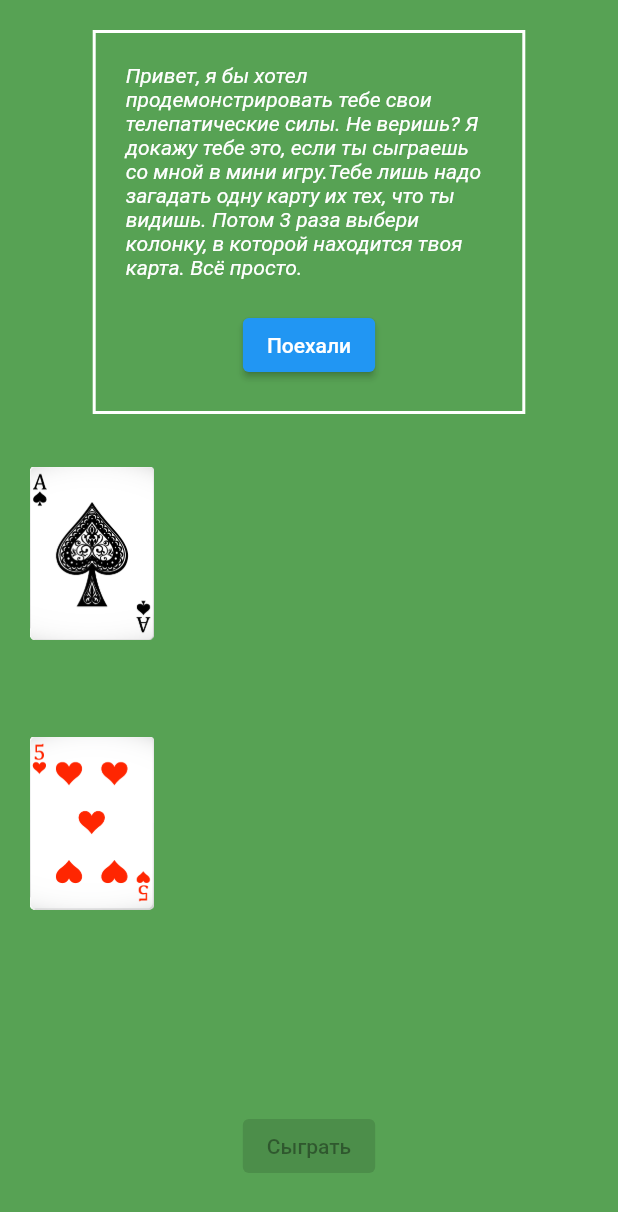
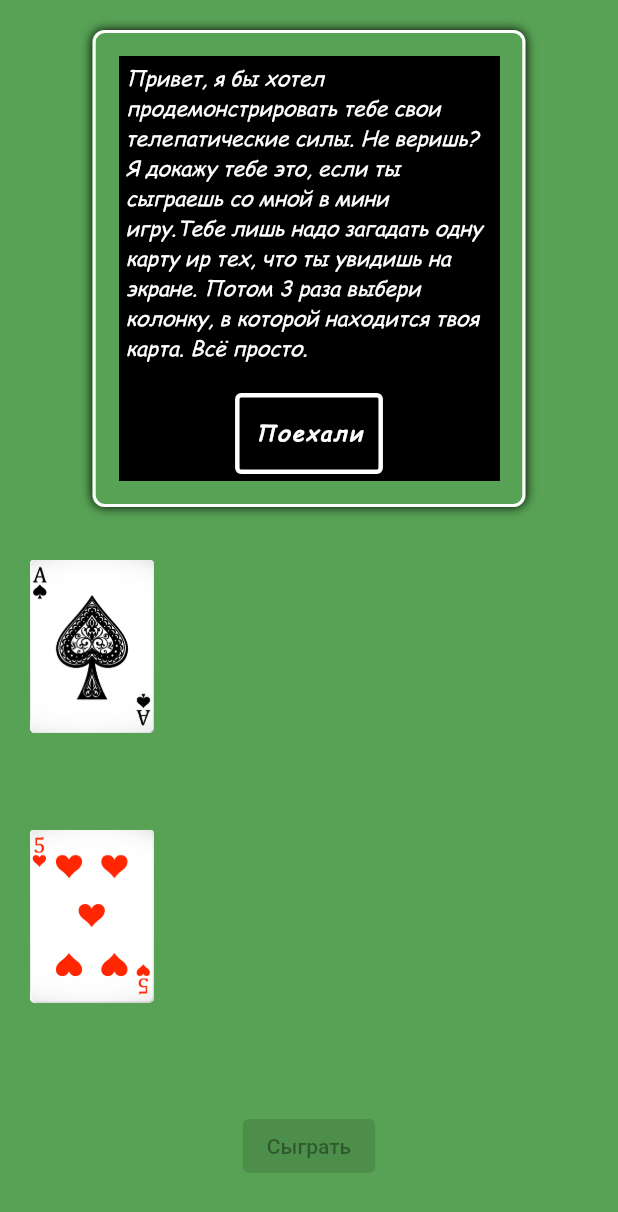
Before and after one commit to QQOld/cardfocus_practice, a Flutter app: the screen it shows after launch, on a phone screen of 412 x 824 dp. Shown: the top 1212 px of the screen. Run offline on Flutter 3.47's test engine with Material 2 defaults, Android fonts, the light colour scheme and no system bars.

Commit message:
Стилизация приветственного блока

```diff
--- a/lib/main.dart
+++ b/lib/main.dart
@@ -329,7 +329,15 @@ class _CardsDisplayState extends State<CardsDisplay>
                         padding: const EdgeInsets.all(20),
                         margin: const EdgeInsets.only(bottom: 35),
                         decoration: BoxDecoration(
-                            border: Border.all(color: Colors.white, width: 2)),
+                          border: Border.all(color: Colors.white, width: 2),
+                          borderRadius: BorderRadius.circular(8),
+                          boxShadow: const [
+                            BoxShadow(
+                                color: Colors.black,
+                                blurRadius: 5,
+                                blurStyle: BlurStyle.outer)
+                          ],
+                        ),
                         child: Column(
                           mainAxisSize: MainAxisSize.min,
                           children: [
@@ -337,9 +345,10 @@ class _CardsDisplayState extends State<CardsDisplay>
                               margin: const EdgeInsets.only(bottom: 20),
                               child: Text(
                                   "Привет, я бы хотел продемонстрировать тебе свои телепатические силы. Не веришь? Я докажу тебе это, если ты сыграешь со мной в мини игру."
-                                  "Тебе лишь надо загадать одну карту их тех, что ты видишь. Потом 3 раза выбери колонку, в которой находится твоя карта. Всё просто.",
+                                  "Тебе лишь надо загадать одну карту иp тех, что ты увидишь на экране. Потом 3 раза выбери колонку, в которой находится твоя карта. Всё просто.",
                                   style: TextStyle(
                                       color: Colors.white,
+                                      fontFamily: 'ComicSansMS',
                                       fontStyle: FontStyle.italic,
                                       fontSize:
                                           MediaQuery.of(context).size.height <
@@ -351,17 +360,50 @@ class _CardsDisplayState extends State<CardsDisplay>
                                               ? 14
                                               : 16)),
                             ),
-                            ElevatedButton(
+                            Container(
+                              decoration: BoxDecoration(
+                                border:
+                                    Border.all(color: Colors.white, width: 3),
+                                borderRadius: BorderRadius.circular(4),
+                              ),
+                              child: OutlinedButton(
+                                  style: ButtonStyle(
+                                    padding: MaterialStateProperty.all(
+                                        const EdgeInsets.symmetric(
+                                            vertical: 13, horizontal: 10)),
+                                    /*backgroundColor: MaterialStateProperty.all<Color>(Colors.transparent),*/
+                                    backgroundColor: MaterialStateProperty
+                                        .resolveWith<Color?>(
+                                      (Set<MaterialState> states) {
+                                        if (states
+                                            .contains(MaterialState.hovered))
+                                          return Colors.white.withOpacity(0.1);
+                                        return null;
+                                      },
+                                    ),
+                                  ),
                                   onPressed: () {
                                     setState(() {
                                       isVisible = false;
                                       Future.delayed(
-                                        const Duration(milliseconds: 1100), () {
+                                          const Duration(milliseconds: 1100),
+                                          () {
                                         startAnimController.forward();
                                       });
                                     });
                                   },
-                                child: const Text("Поехали"))
+                                  child: const Text(
+                                    "Поехали",
+                                    style: TextStyle(
+                                      color: Colors.white,
+                                      fontSize: 14,
+                                      fontStyle: FontStyle.italic,
+                                      fontWeight: FontWeight.w600,
+                                      fontFamily: "ComicSansMS",
+                                      letterSpacing: 1.5,
+                                    ),
+                                  )),
+                            )
                           ],
                         ),
                       )
@@ -469,8 +511,8 @@ class _CardsDisplayState extends State<CardsDisplay>
                                   // индекс (0..2) + 1 = номер колонки, умножение на 3 для правильного разложения карт(в каждый столбец по порядку, т.е. 1 столбец - 1, 4, 7...)
                                   child: MouseRegion(
                                     onEnter: animation.isCompleted
-                                        ? (enter) => setState(
-                                            () => onWhichColumnPointerIs = num + 1)
+                                        ? (enter) => setState(() =>
+                                            onWhichColumnPointerIs = num + 1)
                                         : null,
                                     onExit: (exit) => setState(
                                         () => onWhichColumnPointerIs = 0),
```
Also changed, not shown: pubspec.yaml (+6 -12 lines), fonts/Comic-Sans-MS.ttf (added). Lines whose indentation alone changed are shown as unchanged.
